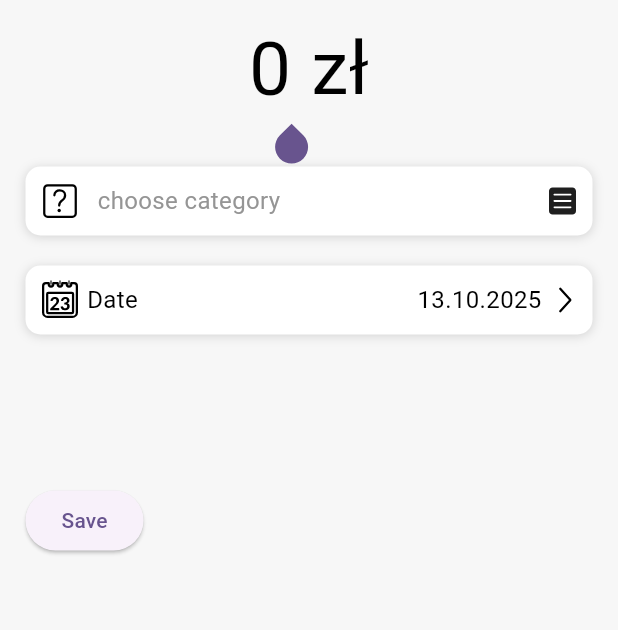
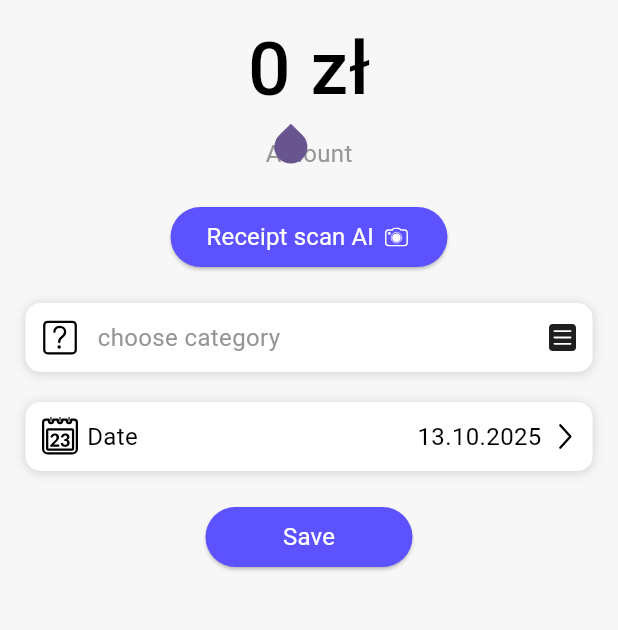
Before and after one commit to poleheshko/saveon_frontend, a Flutter app: the screen it shows after launch, after a tap on "Save", on a phone screen of 412 x 824 dp, the part 84-714 px from its top. Run offline on Flutter 3.47's test engine with Material 3 defaults, Android fonts, the phone set to English and light mode, and no system bars; our stand-ins replace calendar_date_picker2, flutter_svg.

Commit message:
Some adjustments for amount input. Created prefab for Button with optional icon. Added new things to the expense page.

```diff
--- a/lib/expense_page.dart
+++ b/lib/expense_page.dart
@@ -1,5 +1,6 @@
 import 'package:flutter/cupertino.dart';
 import 'package:flutter/material.dart';
+import 'package:saveon_frontend/models/common/saveon_button.dart';
 
 import 'data/category_info.dart';
 import 'models/common/common_page.dart';
@@ -19,6 +20,7 @@ class ExpensePage extends StatefulWidget {
 class _ExpensePageState extends State<ExpensePage> {
   Category? selectedCategory;
   DateTime selectedDate = DateTime.now();
+  double? enteredAmount;
 
   @override
   Widget build(BuildContext context) {
@@ -30,7 +32,20 @@ class _ExpensePageState extends State<ExpensePage> {
       behavior: HitTestBehavior.translucent,
       child: CommonPage(
         commonPageContent: [
-          const AmountInput(),
+          AmountInput(
+            onAmountChanged: (amount) {
+              setState(() {
+                enteredAmount = amount;
+              });
+            },
+          ),
+          const SizedBox(width: double.infinity, height: 20),
+
+          SaveOnButton(
+            buttonText: 'Receipt scan AI',
+            onPressed: () {},
+            buttonIconPath: 'lib/assets/other/camera_icon.svg',
+          ),
           const SizedBox(width: double.infinity, height: 20),
 
           ChooseCategoryClass(
@@ -49,13 +64,17 @@ class _ExpensePageState extends State<ExpensePage> {
               });
             },
           ),
-          const SizedBox(width: double.infinity, height: 100),
+          const SizedBox(width: double.infinity, height: 20),
 
           // test
-          ElevatedButton(onPressed: () {
-            print('Wybrana kategoria: ${selectedCategory?.categoryName}');
-            print('Wybrana data: ${selectedDate.toLocal()}');}, child: Text('Save'))
-
+          SaveOnButton(
+            onPressed: () {
+              print('Wybrana kategoria: ${selectedCategory?.categoryName}');
+              print('Wybrana data: ${selectedDate.toLocal()}');
+              print('Wprowadzona kwota: $enteredAmount');
+            },
+            buttonText: 'Save',
+          ),
         ],
       ),
     );
--- a/lib/models/common/common_page.dart
+++ b/lib/models/common/common_page.dart
@@ -16,7 +16,7 @@ class CommonPage extends StatelessWidget {
         child: Padding(
           padding: const EdgeInsets.symmetric(horizontal: 17),
           child: Column(
-            crossAxisAlignment: CrossAxisAlignment.start,
+            crossAxisAlignment: CrossAxisAlignment.center,
             children: commonPageContent,
           ),
         ),
--- /dev/null
+++ b/lib/models/common/saveon_button.dart
@@ -0,0 +1,50 @@
+import 'package:flutter/cupertino.dart';
+import 'package:flutter/material.dart';
+import 'package:flutter_svg/svg.dart';
+
+class SaveOnButton extends StatelessWidget {
+  final String buttonText;
+  final String? buttonIconPath;
+  final Function()? onPressed;
+
+  const SaveOnButton({
+    super.key,
+    required this.buttonText,
+    this.buttonIconPath,
+    this.onPressed,
+  });
+
+  @override
+  Widget build(BuildContext context) {
+    return ElevatedButton(
+      onPressed: onPressed,
+      style: ButtonStyle(
+        backgroundColor: MaterialStateProperty.all<Color>(
+          const Color(0xFF5D52FF),
+        ),
+      ),
+      child: Container(
+        constraints: const BoxConstraints(minWidth: 90, minHeight: 35),
+        child: Row(
+          mainAxisSize: MainAxisSize.min,
+          mainAxisAlignment: MainAxisAlignment.center,
+          crossAxisAlignment: CrossAxisAlignment.center,
+          children: [
+            Text(
+              buttonText,
+              style: const TextStyle(
+                color: Colors.white,
+                fontSize: 16,
+                fontWeight: FontWeight.w400,
+              ),
+            ),
+            if (buttonIconPath != null) ...[
+              const SizedBox(width: 5),
+              SvgPicture.asset(buttonIconPath!, width: 20, height: 20),
+            ],
+          ],
+        ),
+      ),
+    );
+  }
+}
--- a/lib/models/expense_page_models/amount_input.dart
+++ b/lib/models/expense_page_models/amount_input.dart
@@ -4,7 +4,9 @@ import 'package:flutter/services.dart';
 import 'package:intl/intl.dart';
 
 class AmountInput extends StatefulWidget {
-  const AmountInput({super.key});
+  final Function(double)? onAmountChanged; // 👈 callback do rodzica
+
+  const AmountInput({super.key, this.onAmountChanged});
 
   @override
   State<AmountInput> createState() => _AmountInputState();
@@ -63,7 +65,12 @@ class _AmountInputState extends State<AmountInput> {
   @override
   Widget build(BuildContext context) {
     return Center(
-      child: Row(
+      child: Column(
+        mainAxisAlignment: MainAxisAlignment.start,
+        crossAxisAlignment: CrossAxisAlignment.center,
+        mainAxisSize: MainAxisSize.min,
+        children: [
+          Row(
             mainAxisAlignment: MainAxisAlignment.center,
             children: [
               IntrinsicWidth(
@@ -90,17 +97,26 @@ class _AmountInputState extends State<AmountInput> {
                         ),
                       );
                     }
+
+                    // ✅ przekazanie wartości do rodzica
+                    final cleanedValue =
+                    newText.replaceAll(',', '').replaceAll(' ', '');
+                    final double? parsed = double.tryParse(cleanedValue);
+                    if (parsed != null && widget.onAmountChanged != null) {
+                      widget.onAmountChanged!(parsed);
+                    }
                   },
                   textAlign: TextAlign.center,
                   style: const TextStyle(
                     fontSize: 50,
-                fontWeight: FontWeight.w400,
+                    fontWeight: FontWeight.w500,
                     color: Color(0xFF000000),
                   ),
                   showCursor: _focusNode.hasFocus,
                   autofocus: true,
                   cursorColor: const Color(0xFF659BFF),
                   cursorWidth: 2,
+                  cursorHeight: 50,
                   decoration: const InputDecoration(border: InputBorder.none),
                 ),
               ),
@@ -109,12 +125,20 @@ class _AmountInputState extends State<AmountInput> {
                 'zł',
                 style: TextStyle(
                   fontSize: 50,
-              fontWeight: FontWeight.w400,
+                  fontWeight: FontWeight.w500,
                   color: Color(0xFF000000),
                 ),
               ),
             ],
           ),
+
+          Text('Amount', style: TextStyle(
+            color: Color(0xFF959595),
+            fontSize: 16,
+            fontWeight: FontWeight.normal,
+          ),)
+        ],
+      ),
     );
   }
 }
--- a/pubspec.yaml
+++ b/pubspec.yaml
@@ -75,6 +75,7 @@ flutter:
     - lib/assets/category_icons/category_subscriptions.svg
     - lib/assets/category_icons/category_transport.svg
     - lib/assets/other/hamburger_icon.svg
+    - lib/assets/other/camera_icon.svg
     - lib/assets/date_icons/calendar_icon.svg
     - lib/assets/date_icons/arrow_right_icon.svg
     - lib/assets/date_icons/arrow_down_icon.svg
```
Also changed, not shown: lib/assets/other/camera_icon.svg (added). Lines whose indentation alone changed are shown as unchanged.
